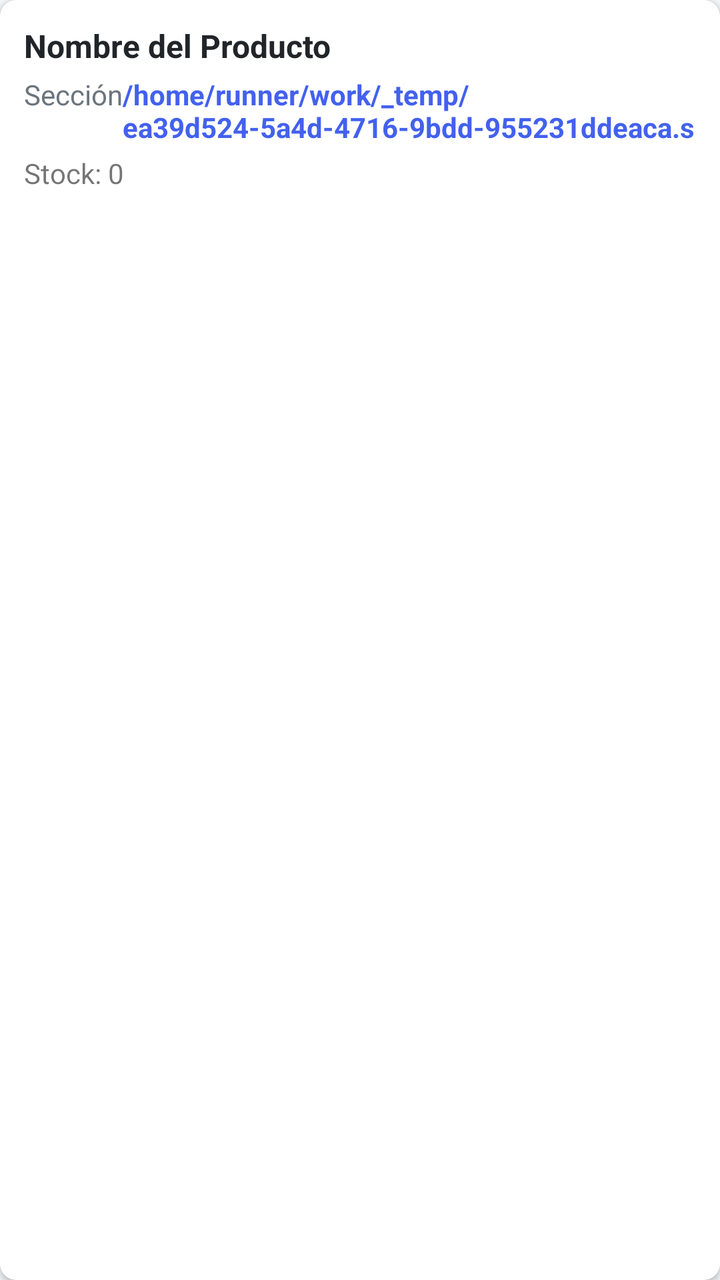
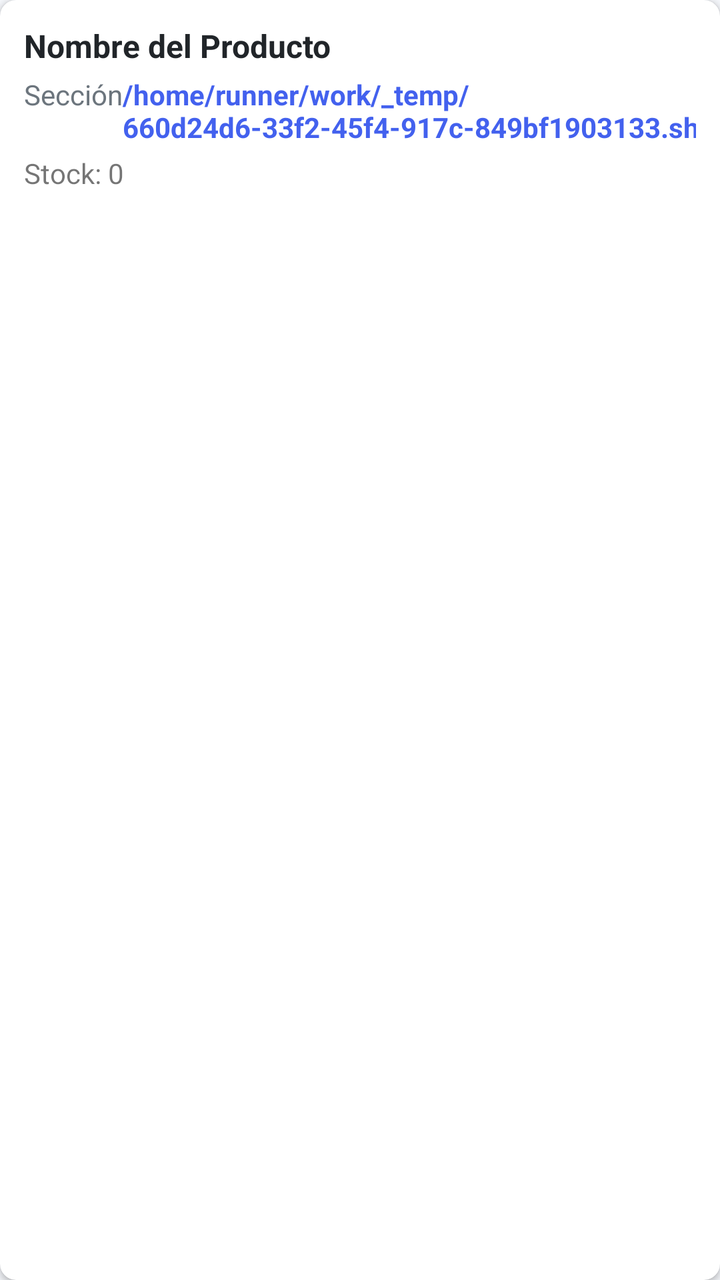

The first picture is an Android layout as it rendered before a commit; the second is the same layout after the commit. The layout source and the unified diff follow.
<!-- AndroidManifest.xml: application theme Theme.OmniVentas -->
<!-- res/layout/item_producto.xml -->
<?xml version="1.0" encoding="utf-8"?>
<androidx.cardview.widget.CardView xmlns:android="http://schemas.android.com/apk/res/android"
    xmlns:app="http://schemas.android.com/apk/res-auto"
    android:layout_width="match_parent"
    android:layout_height="wrap_content"
    android:layout_marginBottom="8dp"
    app:cardCornerRadius="8dp"
    app:cardElevation="2dp">
    <LinearLayout
        android:layout_width="match_parent"
        android:layout_height="wrap_content"
        android:orientation="vertical"
        android:padding="12dp">
        <TextView
            android:id="@+id/tv_nombre"
            android:layout_width="match_parent"
            android:layout_height="wrap_content"
            android:text="Nombre del Producto"
            android:textSize="16sp"
            android:textStyle="bold"
            android:textColor="@color/dark" />
        <LinearLayout
            android:layout_width="match_parent"
            android:layout_height="wrap_content"
            android:orientation="horizontal"
            android:layout_marginTop="4dp">
            <TextView
                android:id="@+id/tv_seccion"
                android:layout_width="0dp"
                android:layout_height="wrap_content"
                android:layout_weight="1"
                android:text="Sección"
                android:textSize="14sp"
                android:textColor="@color/gray" />
            <TextView
                android:id="@+id/tv_precio"
                android:layout_width="wrap_content"
                android:layout_height="wrap_content"
                android:text="/home/runner/work/_temp/ea39d524-5a4d-4716-9bdd-955231ddeaca.sh.00"
                android:textSize="14sp"
                android:textColor="@color/primary"
                android:textStyle="bold" />
        </LinearLayout>
        <TextView
            android:id="@+id/tv_stock"
            android:layout_width="wrap_content"
            android:layout_height="wrap_content"
            android:text="Stock: 0"
            android:textSize="14sp"
            android:layout_marginTop="4dp" />
    </LinearLayout>
</androidx.cardview.widget.CardView>
<!-- resources referenced by this layout -->
<resources>
  <color name="dark">#212529</color>
  <color name="gray">#6C757D</color>
  <color name="primary">#4361EE</color>
  <style name="Theme.OmniVentas" parent="Theme.MaterialComponents.DayNight.NoActionBar">
          <item name="colorPrimary">@color/primary</item>
          <item name="colorPrimaryVariant">@color/primary_dark</item>
          <item name="colorOnPrimary">@color/white</item>
          <item name="colorSecondary">@color/secondary</item>
          <item name="colorOnSecondary">@color/white</item>
          <item name="android:statusBarColor">@color/primary</item>
          <item name="android:windowBackground">@color/light_gray</item>
      </style>
  <color name="primary_dark">#3A56D4</color>
  <color name="white">#FFFFFF</color>
  <color name="secondary">#3F37C9</color>
  <color name="light_gray">#F5F7FB</color>
</resources>

<!-- the commit's change to res/layout/item_producto.xml (unified diff, before → after) -->
@@ -36,7 +36,7 @@
                 android:id="@+id/tv_precio"
                 android:layout_width="wrap_content"
                 android:layout_height="wrap_content"
-                android:text="/home/runner/work/_temp/ea39d524-5a4d-4716-9bdd-955231ddeaca.sh.00"
+                android:text="/home/runner/work/_temp/660d24d6-33f2-45f4-917c-849bf1903133.sh.00"
                 android:textSize="14sp"
                 android:textColor="@color/primary"
                 android:textStyle="bold" />
